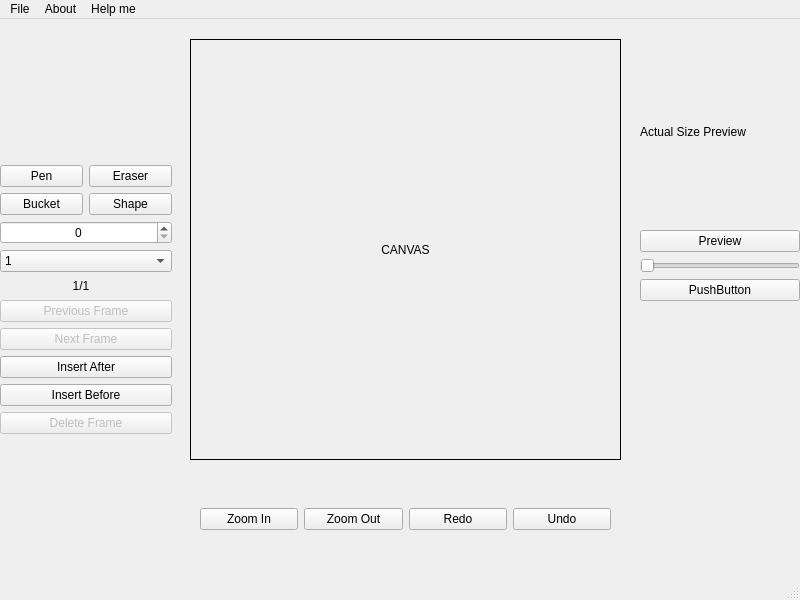
Old version of the form SpriteEditor/view.ui in the repository University-of-Utah-CS3505/a7-sprite-editor-s22-charming21.
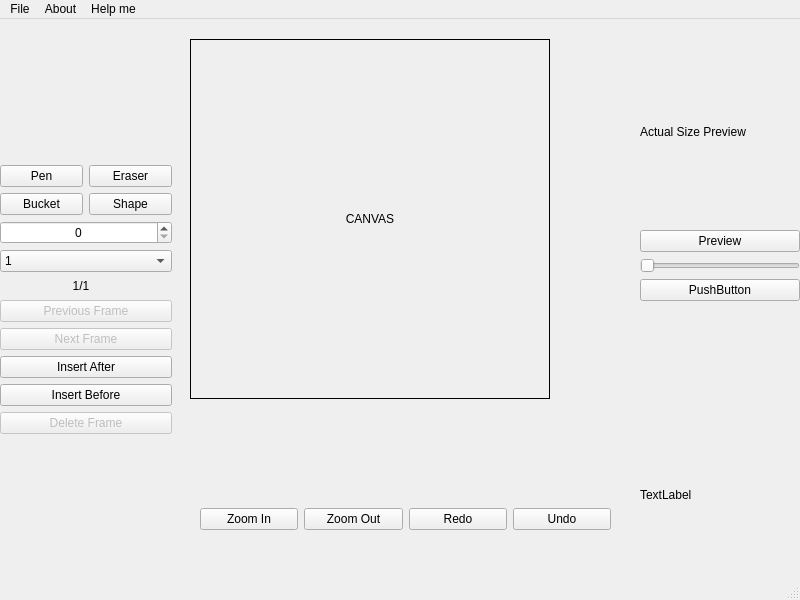
New version of the form. Custom widgets are drawn as their Qt base class.

Patch:
```diff
--- a/SpriteEditor/view.ui
+++ b/SpriteEditor/view.ui
@@ -19,8 +19,8 @@
      <rect>
       <x>190</x>
       <y>20</y>
-      <width>431</width>
-      <height>421</height>
+      <width>360</width>
+      <height>360</height>
      </rect>
     </property>
     <property name="frameShape">
@@ -264,6 +264,19 @@
      </item>
     </layout>
    </widget>
+   <widget class="QLabel" name="testLabel">
+    <property name="geometry">
+     <rect>
+      <x>640</x>
+      <y>430</y>
+      <width>141</width>
+      <height>91</height>
+     </rect>
+    </property>
+    <property name="text">
+     <string>TextLabel</string>
+    </property>
+   </widget>
   </widget>
   <widget class="QMenuBar" name="menubar">
    <property name="geometry">
```
Left out of the diff: 2 changed lines with no effect on the pictures.
